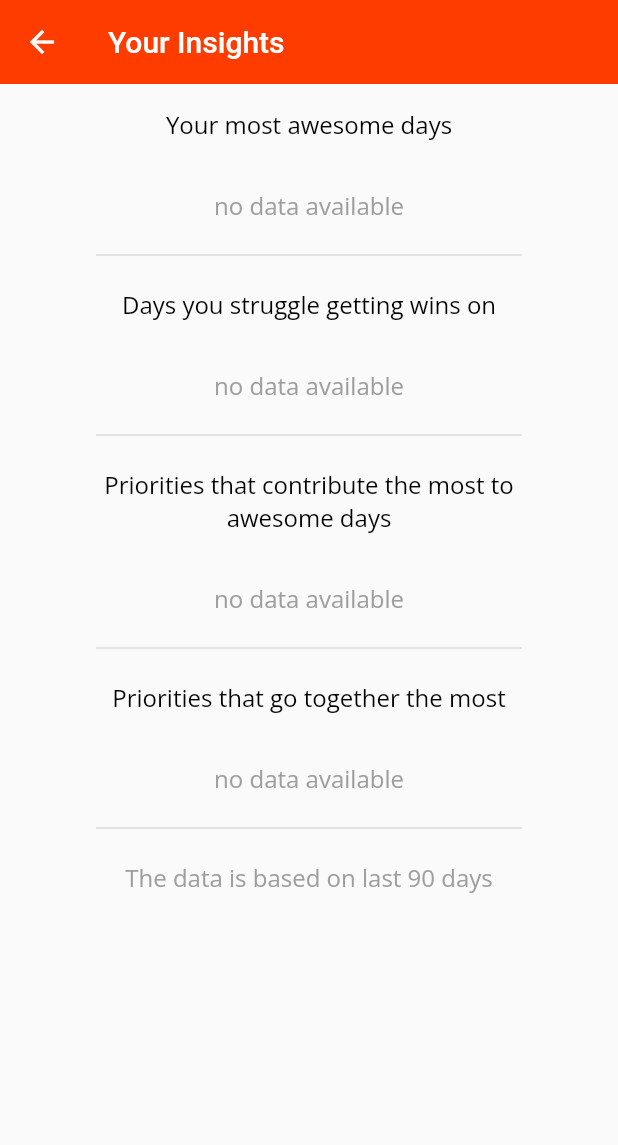
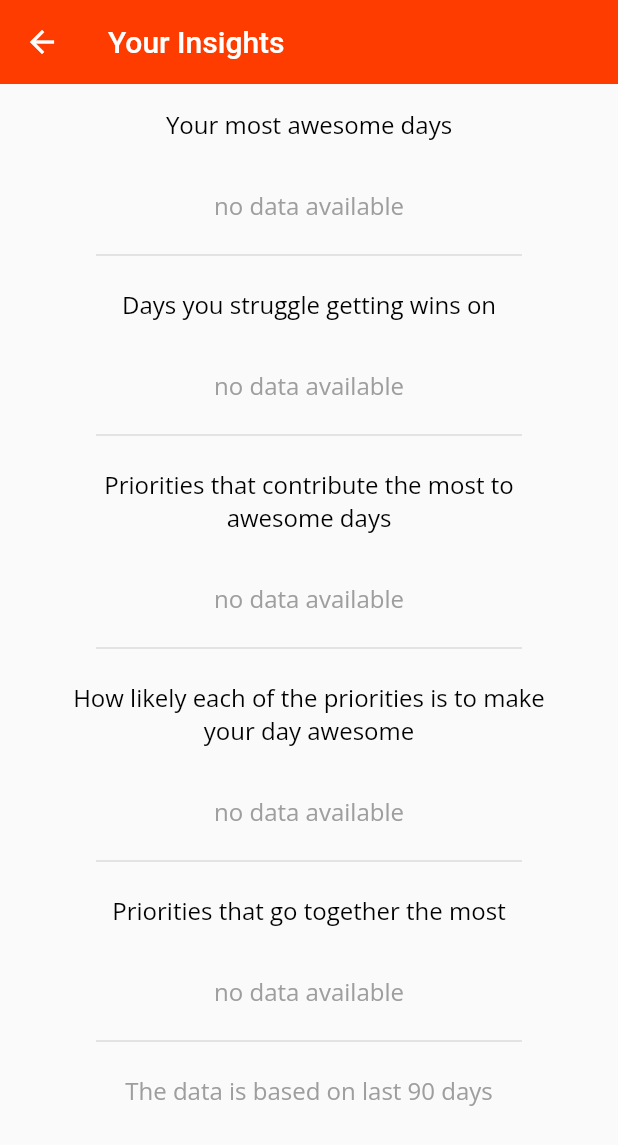
Before and after one commit to artemkv/winaday, a Flutter app: what insights() shows on an empty page, opened directly with empty values, on a phone screen of 412 x 824 dp. Shown: the top 1145 px of the screen. Run offline on Flutter 3.47's test engine with Material 2 defaults, Android fonts, the phone set to English and light mode, and no system bars; our stand-ins replace charts_flutter, dotted_border, firebase_auth, firebase_core, google_fonts, google_sign_in and 4 more; missing offline and left inert: launch_review; accounts and stored records are empty; network calls fail.

Commit message:
Extra insights

```diff
--- a/lib/insights.dart
+++ b/lib/insights.dart
@@ -106,6 +106,32 @@ List<LabeledValue> getAwesomePriorities(
   return priorities;
 }
 
+List<LabeledValue> getAwesomePrioritiesWeighted(
+    WinListShortData data, PriorityListData priorityList) {
+  Map<String, int> awesomeCount = {};
+  Map<String, int> totalCount = {};
+
+  for (var x in data.items) {
+    for (var p in x.win.priorities) {
+      totalCount[p] = (totalCount[p] ?? 0) + 1;
+    }
+    if (x.win.overallResult == OverallDayResult.awesomeAchievement) {
+      for (var p in x.win.priorities) {
+        awesomeCount[p] = (awesomeCount[p] ?? 0) + 1;
+      }
+    }
+  }
+
+  var priorities = priorityList.items
+      .map((p) => LabeledValue(
+          p.text, (awesomeCount[p.id] ?? 0) / (totalCount[p.id] ?? 1) * 100,
+          color: p.color))
+      .where((v) => v.value > 0)
+      .toList();
+  priorities.sort((a, b) => b.value.compareTo(a.value));
+  return priorities;
+}
+
 List<PriorityData> getMostPopularPriorityCombination(
     WinListShortData data, PriorityListData priorityList) {
   Map<Combination, int> cnt = {};
--- a/lib/view.dart
+++ b/lib/view.dart
@@ -1952,6 +1952,8 @@ Widget insights(InsightsModel model, void Function(Message) dispatch) {
   var noWinDays = getNoWinWeekDays(model.data);
   var awesomePrioritiesList =
       getAwesomePriorities(model.data, model.priorityList);
+  var awesomePrioritiesWeightedList =
+      getAwesomePrioritiesWeighted(model.data, model.priorityList);
   var mostPopularPriorityCombination =
       getMostPopularPriorityCombination(model.data, model.priorityList)
           .map((x) => LegendItem(x.text, getPriorityBoxColor(x.color)))
@@ -2033,6 +2035,27 @@ Widget insights(InsightsModel model, void Function(Message) dispatch) {
           Padding(
               padding: const EdgeInsets.only(
                   left: 32, right: 32, top: 16, bottom: 16),
+              child: Text(
+                  "How likely each of the priorities is to make your day awesome",
+                  textAlign: TextAlign.center,
+                  style: GoogleFonts.openSans(
+                      textStyle: const TextStyle(
+                          color: Colors.black, fontSize: TEXT_FONT_SIZE)))),
+          Padding(
+              padding: const EdgeInsets.only(
+                  left: 32, right: 32, top: 16, bottom: 16),
+              child: awesomePrioritiesWeightedList.isNotEmpty
+                  ? awesomePriorities(awesomePrioritiesWeightedList)
+                  : noDataAvailable()),
+          const Divider(
+            height: 12,
+            thickness: 1,
+            indent: 64,
+            endIndent: 64,
+          ),
+          Padding(
+              padding: const EdgeInsets.only(
+                  left: 32, right: 32, top: 16, bottom: 16),
               child: Text("Priorities that go together the most",
                   textAlign: TextAlign.center,
                   style: GoogleFonts.openSans(
```
